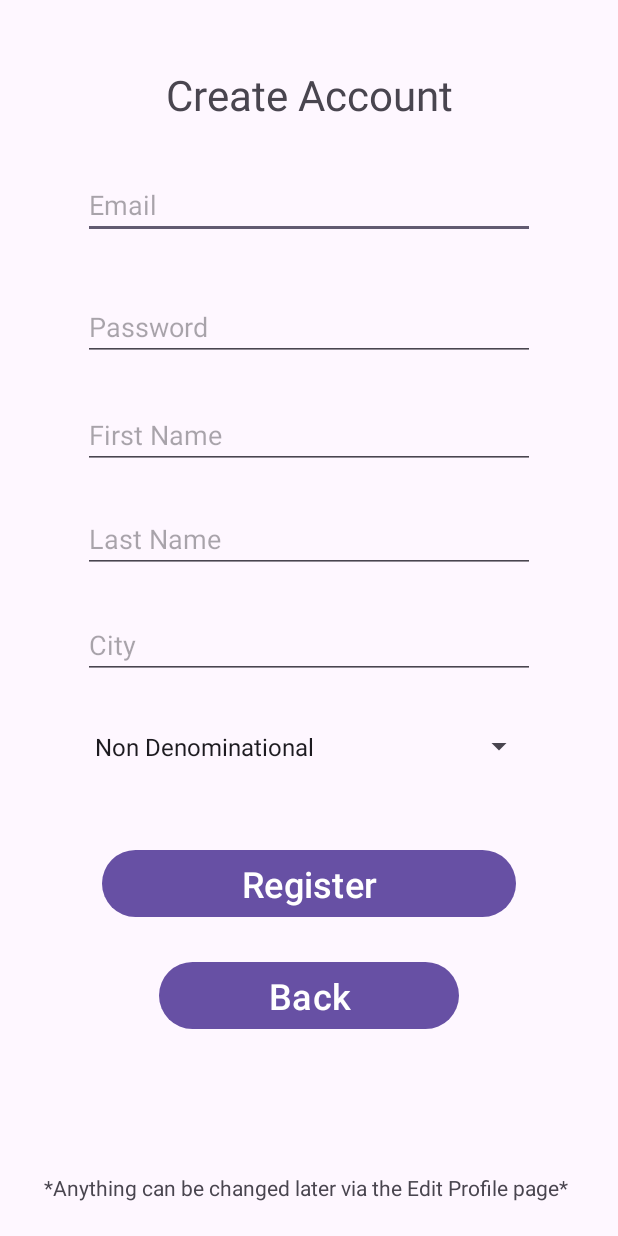
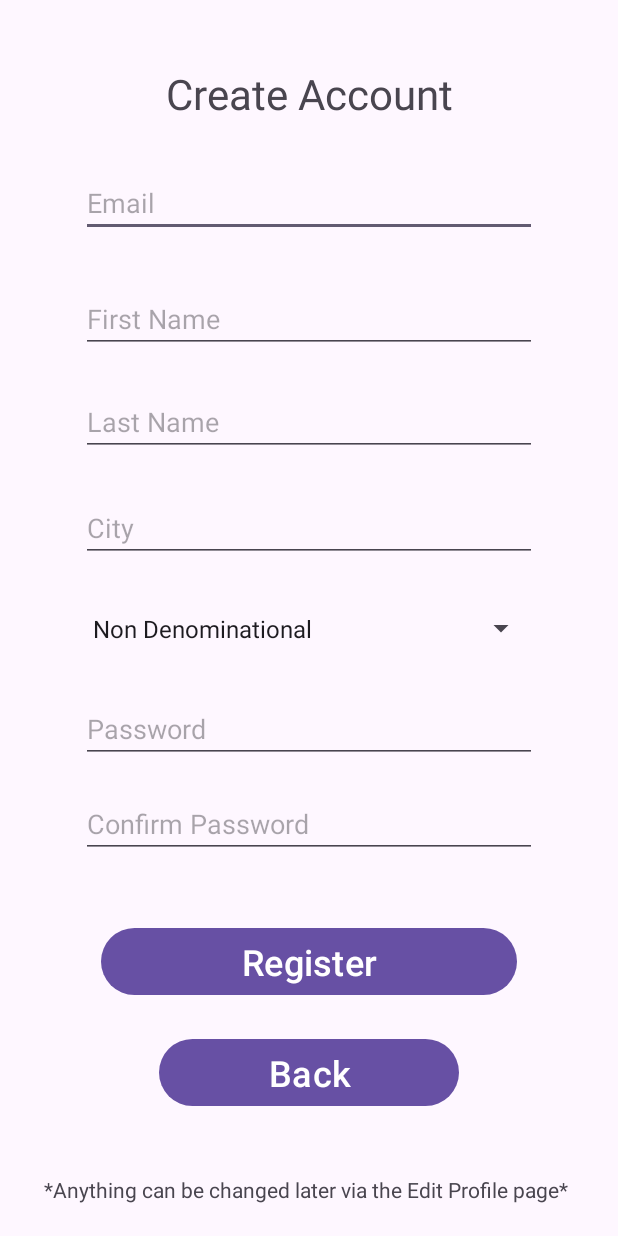
Before and after one commit to GabrielBall05/ChurchFinderApp, an Android app: the CreateAccount screen opened directly, with no data from a screen before it, on a phone screen of 412 x 824 dp. Run offline under Robolectric (Android 15) with nearby library versions, the phone set to English and light mode, and no system bars.

Commit message:
User Experience
-Confirm password field added to create account so the user doesn't mistype their intended password.
-When a user without a church is searching for a church by denomination or city, it will automatically show churches under the user's city/denomination (or lack thereof).

```diff
--- a/ChurchApp/app/src/main/java/com/example/churchapp/Other/CreateAccount.java
+++ b/ChurchApp/app/src/main/java/com/example/churchapp/Other/CreateAccount.java
@@ -26,13 +26,14 @@ public class CreateAccount extends AppCompatActivity
     //GUI
     EditText et_email;
     EditText et_password;
+    EditText et_confirmPassword;
     EditText et_firstname;
     EditText et_lastname;
     EditText et_city;
     Spinner sp_denomination;
     Button btn_register;
     Button btn_back;
-    TextView tv_fieldsError;
+    TextView tv_error;
     TextView tv_emailError;
 
     //DATABASE
@@ -52,13 +53,14 @@ public class CreateAccount extends AppCompatActivity
         //GUI
         et_email = findViewById(R.id.et_createAccount_email);
         et_password = findViewById(R.id.et_createAccount_password);
+        et_confirmPassword = findViewById(R.id.et_createAccount_confirmPassword);
         et_firstname = findViewById(R.id.et_createAccount_firstname);
         et_lastname = findViewById(R.id.et_createAccount_lastname);
         et_city = findViewById(R.id.et_createAccount_city);
         sp_denomination = findViewById(R.id.sp_createAccount_denomination);
         btn_register = findViewById(R.id.btn_createAccount_register);
         btn_back = findViewById(R.id.btn_createAccount_back);
-        tv_fieldsError = findViewById(R.id.tv_createAccount_fieldsError);
+        tv_error = findViewById(R.id.tv_createAccount_error);
         tv_emailError = findViewById(R.id.tv_createAccount_emailError);
 
         //SPINNER
@@ -92,6 +94,7 @@ public class CreateAccount extends AppCompatActivity
 
                 String email = et_email.getText().toString();
                 String password = et_password.getText().toString();
+                String confirmPassword = et_confirmPassword.getText().toString();
                 String firstname = et_firstname.getText().toString();
                 String lastname = et_lastname.getText().toString();
                 String city = et_city.getText().toString();
@@ -99,14 +102,6 @@ public class CreateAccount extends AppCompatActivity
 
                 tv_emailError.setVisibility(View.INVISIBLE);
 
-                //One of the fields are empty
-                if (email.equals("") || password.equals("") || firstname.equals("") || lastname.equals("") || city.equals(""))
-                {
-                    tv_fieldsError.setVisibility(View.VISIBLE); //Tell them
-                }
-                else
-                {
-                    tv_fieldsError.setVisibility(View.INVISIBLE);
 
                 boolean isUnique = true;
 
@@ -119,10 +114,28 @@ public class CreateAccount extends AppCompatActivity
                     isUnique = false;
                 }
 
-                    //If it's still unique, create the account
                 if (isUnique)
                 {
                     tv_emailError.setVisibility(View.INVISIBLE);
+
+                    //One of the fields are empty
+                    if (email.equals("") || password.equals("") || firstname.equals("") || lastname.equals("") || city.equals("") || confirmPassword.equals(""))
+                    {
+                        tv_error.setText("*Please fill out all fields*");
+                        tv_error.setVisibility(View.VISIBLE); //Tell them
+                    }
+                    else
+                    {
+                        tv_error.setVisibility(View.INVISIBLE);
+
+                        if (!password.equals(confirmPassword))
+                        {
+                            tv_error.setText("*Passwords do not match*");
+                            tv_error.setVisibility(View.VISIBLE);
+                        }
+                        else
+                        {
+                            tv_error.setVisibility(View.INVISIBLE);
 
                             //ORDER: email, password, firstname, lastname, emailOfChurchAttending, denomination, city
                             User user = new User(email, password, firstname, lastname, "", denomination, city);
@@ -131,10 +144,12 @@ public class CreateAccount extends AppCompatActivity
                             startActivity(userNoChurchHome);
                             Log.v("CREATED", "Created Account - Moving to UserNoChurchHome");
                         }
-                    else //If it's not unique
+                    }
+                }
+                else //Email taken
                 {
                     tv_emailError.setVisibility(View.VISIBLE); //Tell them
-                    }
+                    tv_error.setVisibility(View.INVISIBLE);
                 }
             }
         });
--- a/ChurchApp/app/src/main/res/layout/activity_create_account.xml
+++ b/ChurchApp/app/src/main/res/layout/activity_create_account.xml
@@ -10,11 +10,10 @@
         android:id="@+id/tv_createAccount_emailError"
         android:layout_width="wrap_content"
         android:layout_height="wrap_content"
-        android:layout_marginBottom="3dp"
         android:text="*Email already in use*"
         android:textColor="#FF0000"
         android:visibility="invisible"
-        app:layout_constraintBottom_toTopOf="@+id/et_createAccount_password"
+        app:layout_constraintBottom_toTopOf="@+id/et_createAccount_firstname"
         app:layout_constraintEnd_toEndOf="parent"
         app:layout_constraintStart_toStartOf="parent"
         app:layout_constraintTop_toBottomOf="@+id/et_createAccount_email" />
@@ -36,8 +35,8 @@
         android:id="@+id/et_createAccount_email"
         android:layout_width="0dp"
         android:layout_height="wrap_content"
-        android:layout_marginStart="55dp"
-        android:layout_marginEnd="55dp"
+        android:layout_marginStart="54dp"
+        android:layout_marginEnd="54dp"
         android:ems="10"
         android:hint="Email"
         android:inputType="text"
@@ -51,24 +50,42 @@
         android:id="@+id/et_createAccount_password"
         android:layout_width="0dp"
         android:layout_height="wrap_content"
-        android:layout_marginStart="55dp"
-        android:layout_marginEnd="55dp"
-        android:layout_marginBottom="20dp"
+        android:layout_marginStart="54dp"
+        android:layout_marginEnd="54dp"
+        android:layout_marginBottom="12dp"
         android:ems="10"
         android:hint="Password"
         android:inputType="text"
+        android:password="true"
         android:textAlignment="textStart"
-        app:layout_constraintBottom_toTopOf="@+id/et_createAccount_firstname"
+        app:layout_constraintBottom_toTopOf="@+id/et_createAccount_confirmPassword"
         app:layout_constraintEnd_toEndOf="parent"
         app:layout_constraintStart_toStartOf="parent"
-        app:layout_constraintTop_toBottomOf="@+id/tv_createAccount_emailError" />
+        app:layout_constraintTop_toBottomOf="@+id/sp_createAccount_denomination" />
+
+    <EditText
+        android:id="@+id/et_createAccount_confirmPassword"
+        android:layout_width="0dp"
+        android:layout_height="wrap_content"
+        android:layout_marginStart="54dp"
+        android:layout_marginEnd="54dp"
+        android:layout_marginBottom="9dp"
+        android:ems="10"
+        android:hint="Confirm Password"
+        android:inputType="text"
+        android:password="true"
+        android:textAlignment="textStart"
+        app:layout_constraintBottom_toTopOf="@+id/tv_createAccount_error"
+        app:layout_constraintEnd_toEndOf="parent"
+        app:layout_constraintStart_toStartOf="parent"
+        app:layout_constraintTop_toBottomOf="@+id/et_createAccount_password" />
 
     <EditText
         android:id="@+id/et_createAccount_firstname"
         android:layout_width="0dp"
         android:layout_height="wrap_content"
-        android:layout_marginStart="55dp"
-        android:layout_marginEnd="55dp"
+        android:layout_marginStart="54dp"
+        android:layout_marginEnd="54dp"
         android:layout_marginBottom="17dp"
         android:ems="10"
         android:hint="First Name"
@@ -77,14 +94,83 @@
         app:layout_constraintBottom_toTopOf="@+id/et_createAccount_lastname"
         app:layout_constraintEnd_toEndOf="parent"
         app:layout_constraintStart_toStartOf="parent"
-        app:layout_constraintTop_toBottomOf="@+id/et_createAccount_password" />
+        app:layout_constraintTop_toBottomOf="@+id/tv_createAccount_emailError" />
+
+    <EditText
+        android:id="@+id/et_createAccount_city"
+        android:layout_width="0dp"
+        android:layout_height="wrap_content"
+        android:layout_marginStart="54dp"
+        android:layout_marginEnd="54dp"
+        android:layout_marginBottom="13dp"
+        android:ems="10"
+        android:hint="City"
+        android:inputType="text"
+        android:textAlignment="textStart"
+        app:layout_constraintBottom_toTopOf="@+id/sp_createAccount_denomination"
+        app:layout_constraintEnd_toEndOf="parent"
+        app:layout_constraintStart_toStartOf="parent"
+        app:layout_constraintTop_toBottomOf="@+id/et_createAccount_lastname" />
+
+    <TextView
+        android:id="@+id/tv_createAccount_error"
+        android:layout_width="wrap_content"
+        android:layout_height="wrap_content"
+        android:layout_marginBottom="1dp"
+        android:text="*Please fill out all fields*"
+        android:textColor="#FF0000"
+        android:visibility="invisible"
+        app:layout_constraintBottom_toTopOf="@+id/btn_createAccount_register"
+        app:layout_constraintEnd_toEndOf="parent"
+        app:layout_constraintStart_toStartOf="parent"
+        app:layout_constraintTop_toBottomOf="@+id/et_createAccount_confirmPassword" />
+
+    <Button
+        android:id="@+id/btn_createAccount_register"
+        android:layout_width="0dp"
+        android:layout_height="wrap_content"
+        android:layout_marginStart="67dp"
+        android:layout_marginEnd="67dp"
+        android:layout_marginBottom="15dp"
+        android:text="Register"
+        android:textAlignment="center"
+        android:textSize="24sp"
+        app:layout_constraintBottom_toTopOf="@+id/btn_createAccount_back"
+        app:layout_constraintEnd_toEndOf="parent"
+        app:layout_constraintStart_toStartOf="parent"
+        app:layout_constraintTop_toBottomOf="@+id/tv_createAccount_error" />
+
+    <Button
+        android:id="@+id/btn_createAccount_back"
+        android:layout_width="200dp"
+        android:layout_height="wrap_content"
+        android:layout_marginBottom="36dp"
+        android:text="Back"
+        android:textAlignment="center"
+        android:textSize="24sp"
+        app:layout_constraintBottom_toTopOf="@+id/textView4"
+        app:layout_constraintEnd_toEndOf="parent"
+        app:layout_constraintStart_toStartOf="parent"
+        app:layout_constraintTop_toBottomOf="@+id/btn_createAccount_register" />
+
+    <Spinner
+        android:id="@+id/sp_createAccount_denomination"
+        android:layout_width="0dp"
+        android:layout_height="50dp"
+        android:layout_marginStart="54dp"
+        android:layout_marginEnd="54dp"
+        android:layout_marginBottom="13dp"
+        app:layout_constraintBottom_toTopOf="@+id/et_createAccount_password"
+        app:layout_constraintEnd_toEndOf="parent"
+        app:layout_constraintStart_toStartOf="parent"
+        app:layout_constraintTop_toBottomOf="@+id/et_createAccount_city" />
 
     <EditText
         android:id="@+id/et_createAccount_lastname"
         android:layout_width="0dp"
         android:layout_height="wrap_content"
-        android:layout_marginStart="55dp"
-        android:layout_marginEnd="55dp"
+        android:layout_marginStart="54dp"
+        android:layout_marginEnd="54dp"
         android:layout_marginBottom="19dp"
         android:ems="10"
         android:hint="Last Name"
@@ -95,82 +181,15 @@
         app:layout_constraintStart_toStartOf="parent"
         app:layout_constraintTop_toBottomOf="@+id/et_createAccount_firstname" />
 
-    <EditText
-        android:id="@+id/et_createAccount_city"
-        android:layout_width="0dp"
-        android:layout_height="wrap_content"
-        android:layout_marginStart="55dp"
-        android:layout_marginEnd="55dp"
-        android:layout_marginBottom="13dp"
-        android:ems="10"
-        android:hint="City"
-        android:inputType="text"
-        android:textAlignment="textStart"
-        app:layout_constraintBottom_toTopOf="@+id/sp_createAccount_denomination"
-        app:layout_constraintEnd_toEndOf="parent"
-        app:layout_constraintStart_toStartOf="parent"
-        app:layout_constraintTop_toBottomOf="@+id/et_createAccount_lastname" />
-
-    <Spinner
-        android:id="@+id/sp_createAccount_denomination"
-        android:layout_width="0dp"
-        android:layout_height="50dp"
-        android:layout_marginStart="55dp"
-        android:layout_marginEnd="55dp"
-        android:layout_marginBottom="7dp"
-        app:layout_constraintBottom_toTopOf="@+id/tv_createAccount_fieldsError"
-        app:layout_constraintEnd_toEndOf="parent"
-        app:layout_constraintStart_toStartOf="parent"
-        app:layout_constraintTop_toBottomOf="@+id/et_createAccount_city" />
-
     <TextView
         android:id="@+id/textView4"
         android:layout_width="wrap_content"
         android:layout_height="wrap_content"
         android:layout_marginStart="29dp"
-        android:layout_marginBottom="16dp"
+        android:layout_marginBottom="15dp"
         android:text="*Anything can be changed later via the Edit Profile page*"
         app:layout_constraintBottom_toBottomOf="parent"
         app:layout_constraintStart_toStartOf="parent"
         app:layout_constraintTop_toBottomOf="@+id/btn_createAccount_back" />
 
-    <TextView
-        android:id="@+id/tv_createAccount_fieldsError"
-        android:layout_width="wrap_content"
-        android:layout_height="wrap_content"
-        android:text="*Please fill out all fields*"
-        android:textColor="#FF0000"
-        android:visibility="invisible"
-        app:layout_constraintBottom_toTopOf="@+id/btn_createAccount_register"
-        app:layout_constraintEnd_toEndOf="@+id/sp_createAccount_denomination"
-        app:layout_constraintStart_toStartOf="@+id/sp_createAccount_denomination"
-        app:layout_constraintTop_toBottomOf="@+id/sp_createAccount_denomination" />
-
-    <Button
-        android:id="@+id/btn_createAccount_register"
-        android:layout_width="0dp"
-        android:layout_height="wrap_content"
-        android:layout_marginStart="68dp"
-        android:layout_marginEnd="68dp"
-        android:layout_marginBottom="15dp"
-        android:text="Register"
-        android:textAlignment="center"
-        android:textSize="24sp"
-        app:layout_constraintBottom_toTopOf="@+id/btn_createAccount_back"
-        app:layout_constraintEnd_toEndOf="parent"
-        app:layout_constraintStart_toStartOf="parent"
-        app:layout_constraintTop_toBottomOf="@+id/tv_createAccount_fieldsError" />
-
-    <Button
-        android:id="@+id/btn_createAccount_back"
-        android:layout_width="200dp"
-        android:layout_height="wrap_content"
-        android:layout_marginBottom="85dp"
-        android:text="Back"
-        android:textAlignment="center"
-        android:textSize="24sp"
-        app:layout_constraintBottom_toTopOf="@+id/textView4"
-        app:layout_constraintEnd_toEndOf="parent"
-        app:layout_constraintStart_toStartOf="parent"
-        app:layout_constraintTop_toBottomOf="@+id/btn_createAccount_register" />
 </androidx.constraintlayout.widget.ConstraintLayout>
```
Also changed, not shown: ChurchApp/app/src/main/java/com/example/churchapp/Other/CreateChurch.java (+24 -12 lines), ChurchApp/app/src/main/java/com/example/churchapp/UserNoChurchIntents/UserNoChurchHome.java (+5 -3 lines), ChurchApp/app/src/main/res/layout/activity_create_church.xml (+80 -72 lines). Lines whose indentation alone changed are shown as unchanged.
